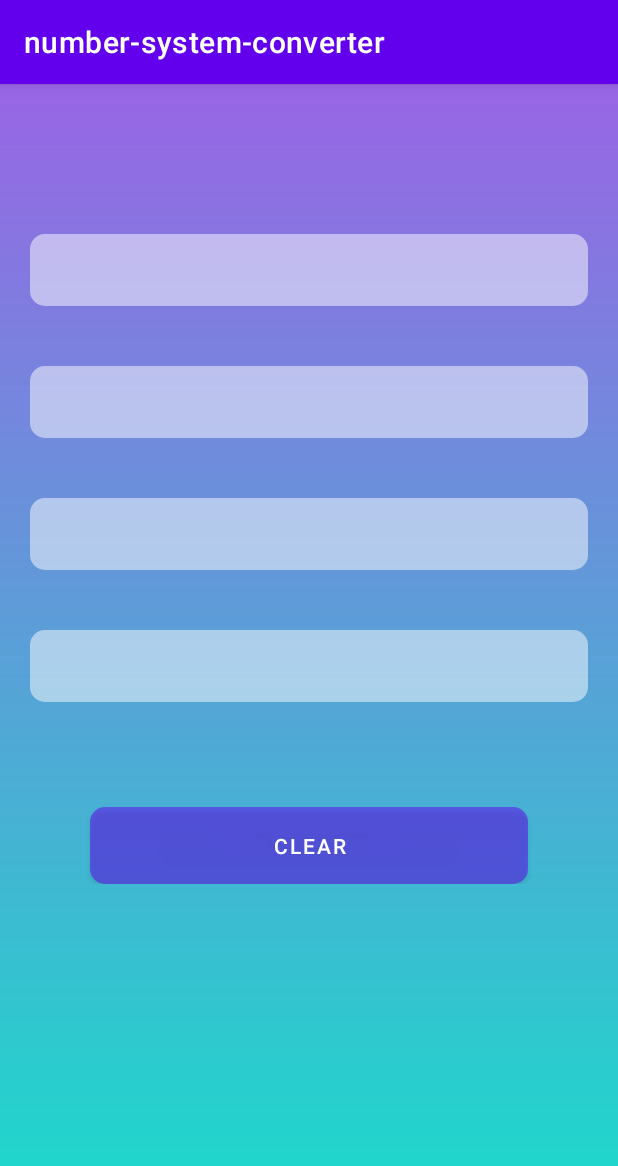
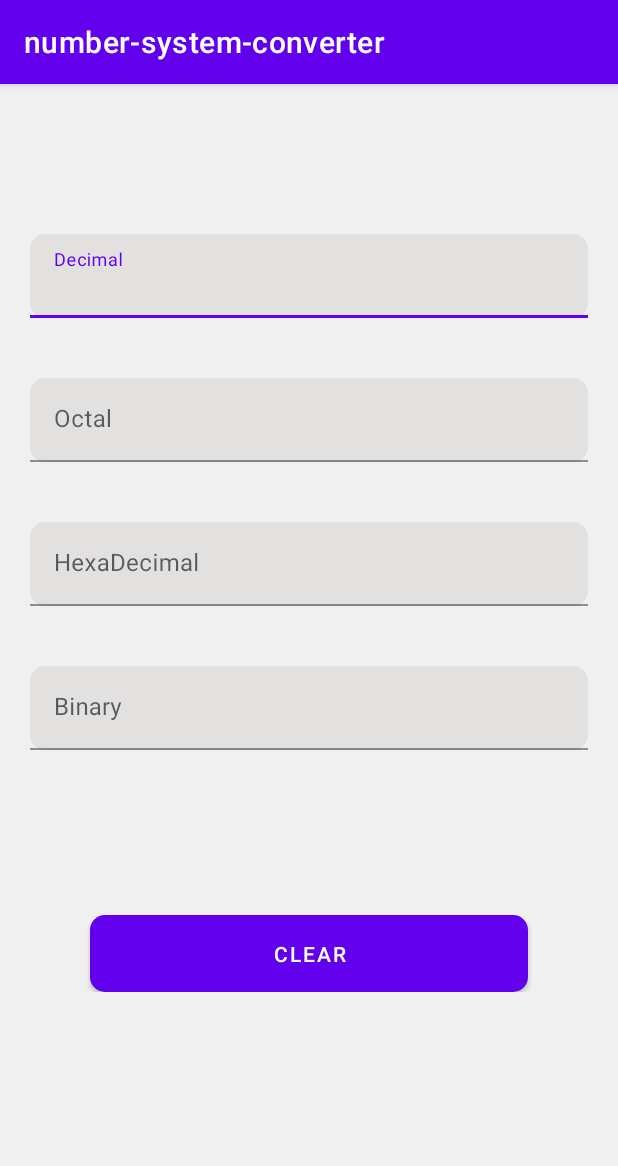
Before and after one commit to kareem-01/number-systems-converter, an Android app: the screen it shows after launch (MainActivity), on a phone screen of 412 x 824 dp. Shown: the top 1166 px of the screen. Run offline under Robolectric (Android 15) with nearby library versions, the phone set to English and light mode, and no system bars.

Commit message:
refactoring and using textInputLayout

```diff
--- a/app/src/main/res/drawable/numbers_background.xml
+++ b/app/src/main/res/drawable/numbers_background.xml
@@ -1,6 +1,6 @@
 <?xml version="1.0" encoding="utf-8"?>
 <shape xmlns:android="http://schemas.android.com/apk/res/android">
     <solid
-        android:color="#80FFFFFF"/>
+        android:color="#E3E0E0"/>
     <corners android:radius="10dp"/>
 </shape>
--- a/app/src/main/res/layout/activity_main.xml
+++ b/app/src/main/res/layout/activity_main.xml
@@ -1,16 +1,13 @@
 <?xml version="1.0" encoding="utf-8"?>
-<ScrollView
-    xmlns:android="http://schemas.android.com/apk/res/android"
+<ScrollView xmlns:android="http://schemas.android.com/apk/res/android"
     xmlns:tools="http://schemas.android.com/tools"
-    xmlns:app="http://schemas.android.com/apk/res-auto"
     android:layout_width="match_parent"
     android:layout_height="match_parent"
     tools:context=".MainActivity"
     android:orientation="vertical"
     android:paddingEnd="20dp"
     android:paddingStart="@dimen/parent_layout_padding_start"
-    android:background="@drawable/background"
-    >
+    android:background="#F0F0F0">
 
     <LinearLayout
         android:layout_width="match_parent"
@@ -21,37 +18,62 @@
 
 
         <com.google.android.material.textfield.TextInputLayout
-        android:id="@+id/decimal"
             android:layout_width="match_parent"
             android:layout_height="wrap_content"
             android:layout_marginBottom="@dimen/spacing"
+            >
+            <com.google.android.material.textfield.TextInputEditText
+                android:id="@+id/decimal"
+                android:layout_height="wrap_content"
+                android:layout_width="match_parent"
+                android:background="@drawable/numbers_background"
                 android:digits="@string/decimal_allowed_digits"
                 android:inputType="number"
                 android:minHeight="@dimen/minimum_text_height"
-        android:background="@drawable/numbers_background"
+                android:hint="@string/decimal_name"
                 />
-    <EditText
+        </com.google.android.material.textfield.TextInputLayout>
+
+        <com.google.android.material.textfield.TextInputLayout
+            android:layout_width="match_parent"
+            android:layout_height="wrap_content"
+            android:layout_marginBottom="@dimen/spacing"
+            >
+            <com.google.android.material.textfield.TextInputEditText
                 android:id="@+id/octal"
                 android:layout_width="match_parent"
                 android:layout_height="wrap_content"
                 android:inputType="number"
                 android:digits="@string/octa_allowed_digits"
-        android:layout_marginBottom="@dimen/spacing"
                 android:minHeight="@dimen/minimum_text_height"
                 android:background="@drawable/numbers_background"
+                android:hint="@string/octal_name"
 
                 />
-    <EditText
+        </com.google.android.material.textfield.TextInputLayout>
+
+        <com.google.android.material.textfield.TextInputLayout
+            android:layout_width="match_parent"
+            android:layout_height="wrap_content"
+            android:layout_marginBottom="@dimen/spacing"
+            >
+            <com.google.android.material.textfield.TextInputEditText
                 android:id="@+id/hexadecimal"
                 android:layout_width="match_parent"
                 android:layout_height="wrap_content"
                 android:digits="@string/hexadecimal_allowed_digits"
-        android:layout_marginBottom="@dimen/spacing"
                 android:minHeight="@dimen/minimum_text_height"
                 android:background="@drawable/numbers_background"
+                android:hint="@string/hexadecimal_name"
                 />
+        </com.google.android.material.textfield.TextInputLayout>
 
-    <EditText
+        <com.google.android.material.textfield.TextInputLayout
+            android:layout_width="match_parent"
+            android:layout_height="wrap_content"
+            android:layout_marginBottom="@dimen/spacing"
+            >
+            <com.google.android.material.textfield.TextInputEditText
                 android:id="@+id/binary"
                 android:layout_width="match_parent"
                 android:layout_height="wrap_content"
@@ -59,7 +81,9 @@
                 android:inputType="number"
                 android:minHeight="@dimen/minimum_text_height"
                 android:background="@drawable/numbers_background"
+                android:hint="@string/binary_name"
                 />
+        </com.google.android.material.textfield.TextInputLayout>
         <Button
             android:layout_width="match_parent"
             android:layout_height="wrap_content"
--- a/app/src/main/res/values/strings.xml
+++ b/app/src/main/res/values/strings.xml
@@ -5,4 +5,8 @@
     <string name="octa_allowed_digits">01234567</string>
     <string name="hexadecimal_allowed_digits">0123456789abc-def</string>
     <string name="binary_allowed_digits">01</string>
+    <string name="decimal_name">Decimal</string>
+    <string name="octal_name">Octal</string>
+    <string name="hexadecimal_name">HexaDecimal</string>
+    <string name="binary_name">Binary</string>
 </resources>
```
Lines whose indentation alone changed are shown as unchanged.
